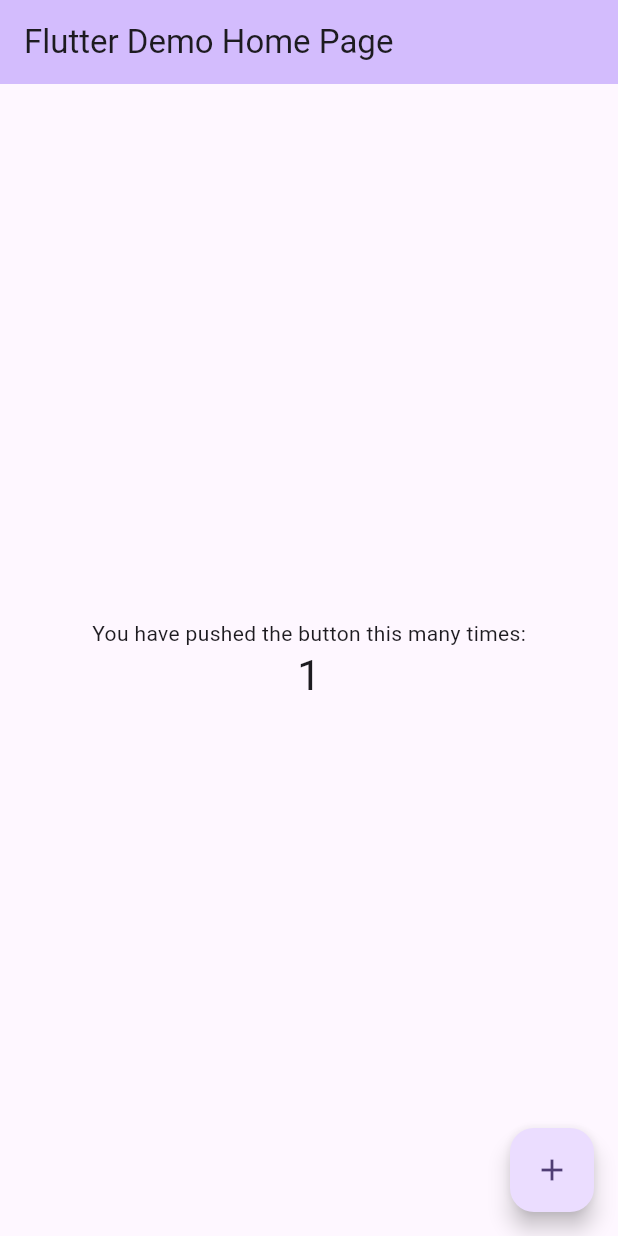
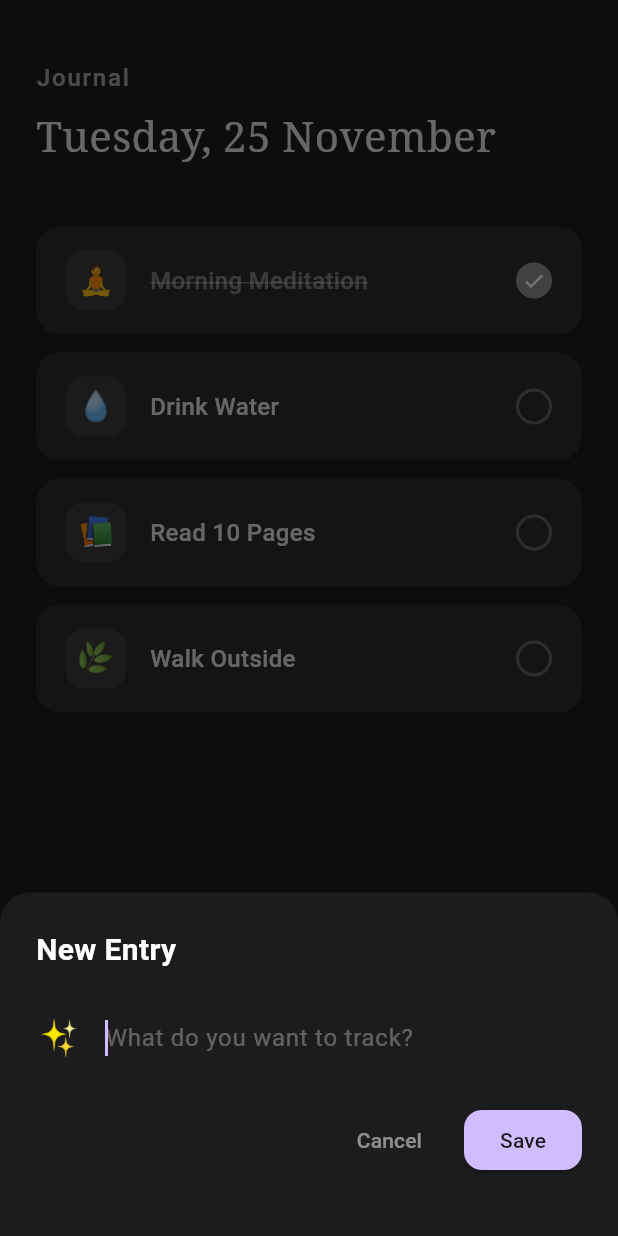
Before and after one commit to could-ai/019ab9d4-3646-7445-8c9f-e7fbe299d707, a Flutter app: the screen it shows after launch, after a tap on the "add" icon, on a phone screen of 412 x 824 dp. Run offline on Flutter 3.47's test engine with Material 3 defaults, Android fonts, the phone set to English and light mode, and no system bars.

Commit message:
Create Habit model to store habit data including id, title, emoji, and completion status.; Create HabitTile widget for displaying individual habits with a minimalist, dark-themed design and toggle functionality.; Create HomeScreen with journal-like header, date display, and list of habits. Includes logic for adding and toggling habits.; Update main.dart to set up the dark theme, configure routes, and launch the HomeScreen.

```diff
--- a/usr/lib/main.dart
+++ b/usr/lib/main.dart
@@ -1,4 +1,5 @@
 import 'package:flutter/material.dart';
+import 'screens/home_screen.dart';
 
 void main() {
   runApp(const MyApp());
@@ -7,117 +8,27 @@ void main() {
 class MyApp extends StatelessWidget {
   const MyApp({super.key});
 
-  // This widget is the root of your application.
   @override
   Widget build(BuildContext context) {
     return MaterialApp(
-      title: 'Flutter Demo',
+      title: 'Minimalist Habit Tracker',
       debugShowCheckedModeBanner: false,
       theme: ThemeData(
-        // This is the theme of your application.
-        //
-        // TRY THIS: Try running your application with "flutter run". You'll see
-        // the application has a purple toolbar. Then, without quitting the app,
-        // try changing the seedColor in the colorScheme below to Colors.green
-        // and then invoke "hot reload" (save your changes or press the "hot
-        // reload" button in a Flutter-supported IDE, or press "r" if you used
-        // the command line to start the app).
-        //
-        // Notice that the counter didn't reset back to zero; the application
-        // state is not lost during the reload. To reset the state, use hot
-        // restart instead.
-        //
-        // This works for code too, not just values: Most code changes can be
-        // tested with just a hot reload.
-        colorScheme: ColorScheme.fromSeed(seedColor: Colors.deepPurple),
+        useMaterial3: true,
+        brightness: Brightness.dark,
+        scaffoldBackgroundColor: const Color(0xFF1C1C1E),
+        colorScheme: const ColorScheme.dark(
+          primary: Color(0xFFD0BCFF),
+          secondary: Color(0xFFCCC2DC),
+          surface: Color(0xFF1C1C1E),
+          background: Color(0xFF1C1C1E),
+        ),
+        fontFamily: 'Roboto', // Clean sans-serif default
       ),
       initialRoute: '/',
       routes: {
-        '/': (context) => const MyHomePage(title: 'Flutter Demo Home Page'),
+        '/': (context) => const HomeScreen(),
       },
     );
   }
 }
-
-class MyHomePage extends StatefulWidget {
-  const MyHomePage({super.key, required this.title});
-
-  // This widget is the home page of your application. It is stateful, meaning
-  // that it has a State object (defined below) that contains fields that affect
-  // how it looks.
-
-  // This class is the configuration for the state. It holds the values (in this
-  // case the title) provided by the parent (in this case the App widget) and
-  // used by the build method of the State. Fields in a Widget subclass are
-  // always marked "final".
-
-  final String title;
-
-  @override
-  State<MyHomePage> createState() => _MyHomePageState();
-}
-
-class _MyHomePageState extends State<MyHomePage> {
-  int _counter = 0;
-
-  void _incrementCounter() {
-    setState(() {
-      // This call to setState tells the Flutter framework that something has
-      // changed in this State, which causes it to rerun the build method below
-      // so that the display can reflect the updated values. If we changed
-      // _counter without calling setState(), then the build method would not be
-      // called again, and so nothing would appear to happen.
-      _counter++;
-    });
-  }
-
-  @override
-  Widget build(BuildContext context) {
-    // This method is rerun every time setState is called, for instance as done
-    // by the _incrementCounter method above.
-    //
-    // The Flutter framework has been optimized to make rerunning build methods
-    // fast, so that you can just rebuild anything that needs updating rather
-    // than having to individually change instances of widgets.
-    return Scaffold(
-      appBar: AppBar(
-        // TRY THIS: Try changing the color here to a specific color (to
-        // Colors.amber, perhaps?) and trigger a hot reload to see the AppBar
-        // change color while the other colors stay the same.
-        backgroundColor: Theme.of(context).colorScheme.inversePrimary,
-        // Here we take the value from the MyHomePage object that was created by
-        // the App.build method, and use it to set our appbar title.
-        title: Text(widget.title),
-      ),
-      body: Center(
-        // Center is a layout widget. It takes a single child and positions it
-        // in the middle of the parent.
-        child: Column(
-          // Column is also a layout widget. It takes a list of children and
-          // arranges them vertically. By default, it sizes itself to fit its
-          // children horizontally, and tries to be as tall as its parent.
-          //
-          // Column has various properties to control how it sizes itself and
-          // how it positions its children. Here we use mainAxisAlignment to
-          // center the children vertically; the main axis here is the vertical
-          // axis because Columns are vertical (the cross axis would be
-          // horizontal).
-          //
-          // TRY THIS: Invoke "debug painting" (choose the "Toggle Debug Paint"
-          // action in the IDE, or press "p" in the console), to see the
-          // wireframe for each widget.
-          mainAxisAlignment: MainAxisAlignment.center,
-          children: <Widget>[
-            const Text('You have pushed the button this many times:'),
-            Text('$_counter', style: Theme.of(context).textTheme.headlineMedium),
-          ],
-        ),
-      ),
-      floatingActionButton: FloatingActionButton(
-        onPressed: _incrementCounter,
-        tooltip: 'Increment',
-        child: const Icon(Icons.add),
-      ), // This trailing comma makes auto-formatting nicer for build methods.
-    );
-  }
-}
--- /dev/null
+++ b/usr/lib/models/habit.dart
@@ -0,0 +1,13 @@
+class Habit {
+  final String id;
+  final String title;
+  final String emoji;
+  bool isCompleted;
+
+  Habit({
+    required this.id,
+    required this.title,
+    required this.emoji,
+    this.isCompleted = false,
+  });
+}
--- /dev/null
+++ b/usr/lib/screens/home_screen.dart
@@ -0,0 +1,188 @@
+import 'package:flutter/material.dart';
+import 'package:intl/intl.dart';
+import '../models/habit.dart';
+import '../widgets/habit_tile.dart';
+
+class HomeScreen extends StatefulWidget {
+  const HomeScreen({super.key});
+
+  @override
+  State<HomeScreen> createState() => _HomeScreenState();
+}
+
+class _HomeScreenState extends State<HomeScreen> {
+  // Mock data for initial state
+  final List<Habit> _habits = [
+    Habit(id: '1', title: 'Morning Meditation', emoji: '🧘', isCompleted: true),
+    Habit(id: '2', title: 'Drink Water', emoji: '💧', isCompleted: false),
+    Habit(id: '3', title: 'Read 10 Pages', emoji: '📚', isCompleted: false),
+    Habit(id: '4', title: 'Walk Outside', emoji: '🌿', isCompleted: false),
+  ];
+
+  void _toggleHabit(int index) {
+    setState(() {
+      _habits[index].isCompleted = !_habits[index].isCompleted;
+    });
+  }
+
+  void _addNewHabit(String title, String emoji) {
+    setState(() {
+      _habits.add(Habit(
+        id: DateTime.now().toString(),
+        title: title,
+        emoji: emoji,
+      ));
+    });
+  }
+
+  void _showAddHabitDialog() {
+    String newTitle = '';
+    String newEmoji = '✨'; // Default emoji
+
+    showModalBottomSheet(
+      context: context,
+      backgroundColor: const Color(0xFF1C1C1E),
+      isScrollControlled: true,
+      shape: const RoundedRectangleBorder(
+        borderRadius: BorderRadius.vertical(top: Radius.circular(20)),
+      ),
+      builder: (context) {
+        return Padding(
+          padding: EdgeInsets.only(
+            bottom: MediaQuery.of(context).viewInsets.bottom,
+            left: 24,
+            right: 24,
+            top: 24,
+          ),
+          child: Column(
+            mainAxisSize: MainAxisSize.min,
+            crossAxisAlignment: CrossAxisAlignment.start,
+            children: [
+              const Text(
+                'New Entry',
+                style: TextStyle(
+                  color: Colors.white,
+                  fontSize: 20,
+                  fontWeight: FontWeight.w600,
+                ),
+              ),
+              const SizedBox(height: 20),
+              TextField(
+                autofocus: true,
+                style: const TextStyle(color: Colors.white),
+                decoration: InputDecoration(
+                  hintText: 'What do you want to track?',
+                  hintStyle: TextStyle(color: Colors.white.withOpacity(0.3)),
+                  border: InputBorder.none,
+                  prefixIcon: Padding(
+                    padding: const EdgeInsets.only(right: 12.0),
+                    child: Text(
+                      newEmoji,
+                      style: const TextStyle(fontSize: 24),
+                    ),
+                  ),
+                  prefixIconConstraints: const BoxConstraints(minWidth: 0, minHeight: 0),
+                ),
+                onChanged: (value) => newTitle = value,
+              ),
+              const SizedBox(height: 20),
+              Row(
+                mainAxisAlignment: MainAxisAlignment.end,
+                children: [
+                  TextButton(
+                    onPressed: () => Navigator.pop(context),
+                    child: Text(
+                      'Cancel',
+                      style: TextStyle(color: Colors.white.withOpacity(0.5)),
+                    ),
+                  ),
+                  const SizedBox(width: 16),
+                  ElevatedButton(
+                    onPressed: () {
+                      if (newTitle.isNotEmpty) {
+                        _addNewHabit(newTitle, newEmoji);
+                        Navigator.pop(context);
+                      }
+                    },
+                    style: ElevatedButton.styleFrom(
+                      backgroundColor: const Color(0xFFD0BCFF),
+                      foregroundColor: const Color(0xFF1C1C1E),
+                      shape: RoundedRectangleBorder(
+                        borderRadius: BorderRadius.circular(12),
+                      ),
+                    ),
+                    child: const Text('Save'),
+                  ),
+                ],
+              ),
+              const SizedBox(height: 40),
+            ],
+          ),
+        );
+      },
+    );
+  }
+
+  @override
+  Widget build(BuildContext context) {
+    final now = DateTime.now();
+    final dateString = DateFormat('EEEE, d MMMM').format(now);
+
+    return Scaffold(
+      backgroundColor: const Color(0xFF1C1C1E),
+      body: SafeArea(
+        child: Padding(
+          padding: const EdgeInsets.symmetric(horizontal: 24.0),
+          child: Column(
+            crossAxisAlignment: CrossAxisAlignment.start,
+            children: [
+              const SizedBox(height: 40),
+              Text(
+                'Journal',
+                style: TextStyle(
+                  color: Colors.white.withOpacity(0.6),
+                  fontSize: 16,
+                  letterSpacing: 1.2,
+                  fontWeight: FontWeight.w500,
+                ),
+              ),
+              const SizedBox(height: 8),
+              Text(
+                dateString,
+                style: const TextStyle(
+                  color: Color(0xFFE0E0E0),
+                  fontSize: 28,
+                  fontWeight: FontWeight.w300,
+                  fontFamily: 'Serif', // Fallback to default serif if not available
+                ),
+              ),
+              const SizedBox(height: 40),
+              Expanded(
+                child: ListView.builder(
+                  itemCount: _habits.length,
+                  physics: const BouncingScrollPhysics(),
+                  itemBuilder: (context, index) {
+                    return HabitTile(
+                      habit: _habits[index],
+                      onToggle: () => _toggleHabit(index),
+                    );
+                  },
+                ),
+              ),
+            ],
+          ),
+        ),
+      ),
+      floatingActionButton: FloatingActionButton(
+        onPressed: _showAddHabitDialog,
+        backgroundColor: const Color(0xFF2C2C2E),
+        elevation: 0,
+        shape: RoundedRectangleBorder(
+          borderRadius: BorderRadius.circular(16),
+          side: BorderSide(color: Colors.white.withOpacity(0.1)),
+        ),
+        child: const Icon(Icons.add, color: Color(0xFFE0E0E0)),
+      ),
+    );
+  }
+}
--- /dev/null
+++ b/usr/lib/widgets/habit_tile.dart
@@ -0,0 +1,94 @@
+import 'package:flutter/material.dart';
+import '../models/habit.dart';
+
+class HabitTile extends StatelessWidget {
+  final Habit habit;
+  final VoidCallback onToggle;
+
+  const HabitTile({
+    super.key,
+    required this.habit,
+    required this.onToggle,
+  });
+
+  @override
+  Widget build(BuildContext context) {
+    return GestureDetector(
+      onTap: onToggle,
+      child: Container(
+        margin: const EdgeInsets.only(bottom: 12),
+        padding: const EdgeInsets.symmetric(horizontal: 20, vertical: 16),
+        decoration: BoxDecoration(
+          color: const Color(0xFF2C2C2E), // Soft dark card color
+          borderRadius: BorderRadius.circular(16),
+          boxShadow: [
+            BoxShadow(
+              color: Colors.black.withOpacity(0.1),
+              blurRadius: 4,
+              offset: const Offset(0, 2),
+            ),
+          ],
+        ),
+        child: Row(
+          children: [
+            Container(
+              width: 40,
+              height: 40,
+              alignment: Alignment.center,
+              decoration: BoxDecoration(
+                color: const Color(0xFF3A3A3C),
+                borderRadius: BorderRadius.circular(12),
+              ),
+              child: Text(
+                habit.emoji,
+                style: const TextStyle(fontSize: 20),
+              ),
+            ),
+            const SizedBox(width: 16),
+            Expanded(
+              child: Text(
+                habit.title,
+                style: TextStyle(
+                  color: habit.isCompleted
+                      ? Colors.white.withOpacity(0.4)
+                      : const Color(0xFFE0E0E0),
+                  fontSize: 16,
+                  fontWeight: FontWeight.w500,
+                  decoration: habit.isCompleted
+                      ? TextDecoration.lineThrough
+                      : TextDecoration.none,
+                  decorationColor: Colors.white.withOpacity(0.4),
+                ),
+              ),
+            ),
+            AnimatedContainer(
+              duration: const Duration(milliseconds: 300),
+              curve: Curves.easeInOut,
+              width: 24,
+              height: 24,
+              decoration: BoxDecoration(
+                color: habit.isCompleted
+                    ? const Color(0xFF8E8E93) // Muted completion color
+                    : Colors.transparent,
+                border: Border.all(
+                  color: habit.isCompleted
+                      ? const Color(0xFF8E8E93)
+                      : const Color(0xFF636366),
+                  width: 2,
+                ),
+                shape: BoxShape.circle,
+              ),
+              child: habit.isCompleted
+                  ? const Icon(
+                      Icons.check,
+                      size: 16,
+                      color: Colors.white,
+                    )
+                  : null,
+            ),
+          ],
+        ),
+      ),
+    );
+  }
+}
```
